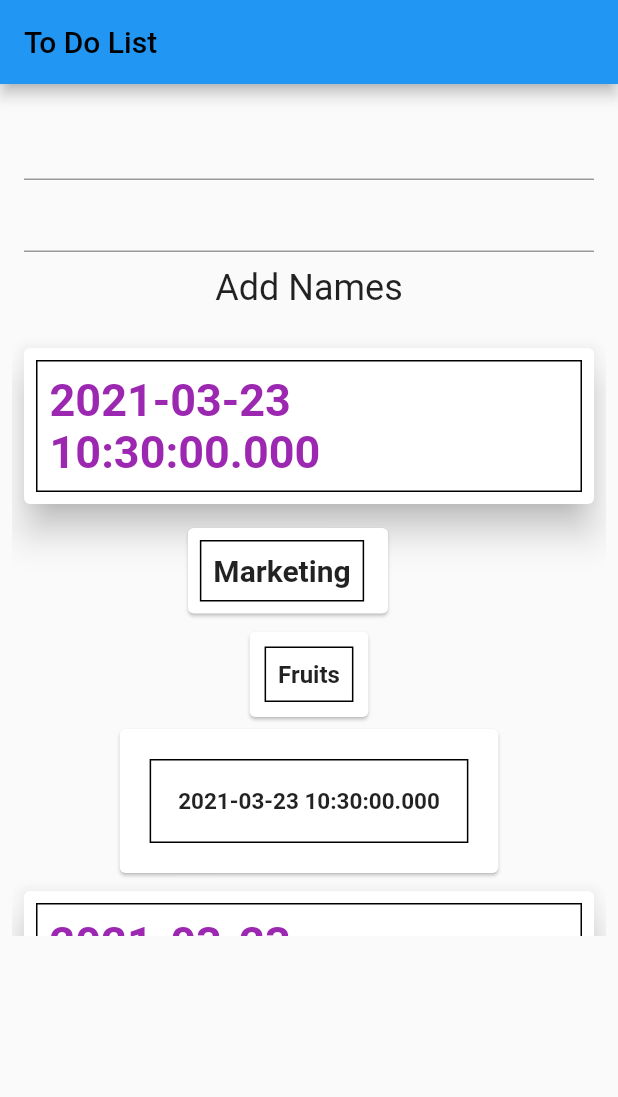
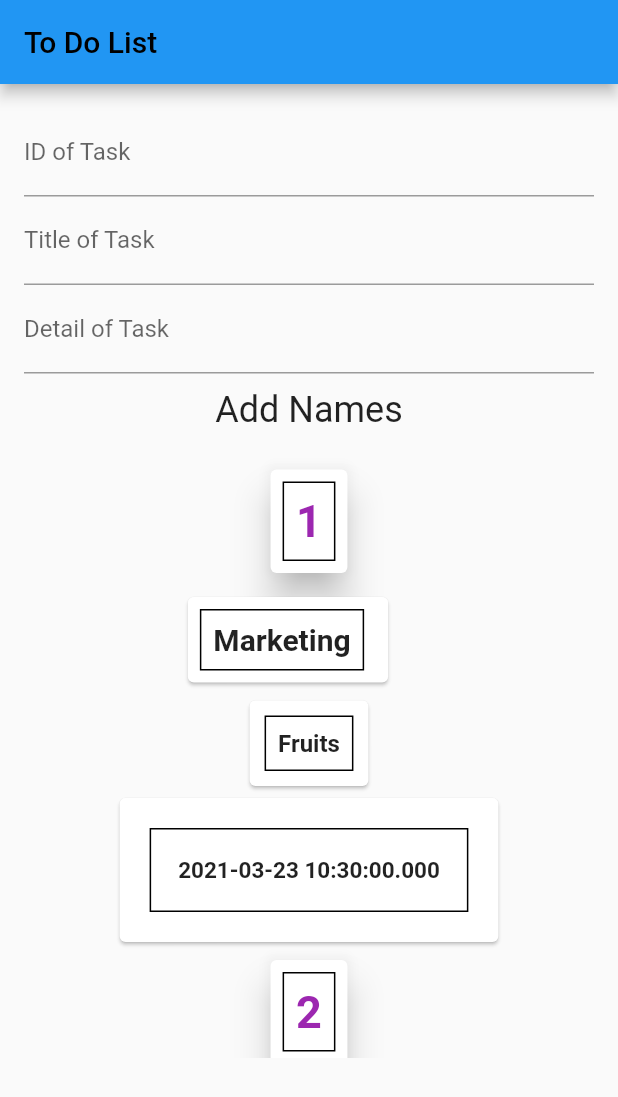
Before and after one commit to sanjibsinha/test_state, a Flutter app: the screen it shows after launch, after a tap on "Add Names", on a phone screen of 412 x 824 dp. Shown: the top 1097 px of the screen. Run offline on Flutter 3.47's test engine with Material 2 defaults, Android fonts, the phone set to English and light mode, and no system bars.

Commit message:
final immutable  commit

```diff
--- a/lib/controller/todo/taking_inputs.dart
+++ b/lib/controller/todo/taking_inputs.dart
@@ -1,12 +1,17 @@
 import 'package:flutter/material.dart';
 
 class TakingInputs extends StatelessWidget {
-  TakingInputs({Key key, this.addNames}) : super(key: key);
+  TakingInputs({Key key, this.addTasks}) : super(key: key);
 
+  final idController = TextEditingController();
   final firstController = TextEditingController();
   final secondController = TextEditingController();
 
-  final Function addNames;
+  final Function addTasks;
+
+  void submitTasks() {
+    addTasks(idController.text, firstController.text, secondController.text);
+  }
 
   @override
   Widget build(BuildContext context) {
@@ -15,14 +20,34 @@ class TakingInputs extends StatelessWidget {
       child: Column(
         children: [
           TextField(
-            controller: firstController,
+            decoration: InputDecoration(labelText: 'ID of Task'),
+            controller: idController,
+
+            /// if we want number fields to be shown, then this feature
+            /// comes very handy
+            keyboardType: TextInputType.number,
+
+            /// since onSubmitted passes a String as a convention we passed
+            /// a data that we're actually not going to use
+            ///
+            //onSubmitted: (_) => submitTasks(),
           ),
           TextField(
+            decoration: InputDecoration(labelText: 'Title of Task'),
+            controller: firstController,
+
+            //onSubmitted: (_) => submitTasks(),
+          ),
+          TextField(
+            decoration: InputDecoration(labelText: 'Detail of Task'),
             controller: secondController,
+            onSubmitted: (_) => submitTasks(),
           ),
           TextButton(
-              onPressed: () =>
-                  addNames(firstController.text, secondController.text),
+              onPressed: () {
+                addTasks(idController.text, firstController.text,
+                    secondController.text);
+              },
               child: Text(
                 'Add Names',
                 style: Theme.of(context).textTheme.headline5,
--- a/lib/view/todo_main_view.dart
+++ b/lib/view/todo_main_view.dart
@@ -1,7 +1,6 @@
 import 'package:flutter/material.dart';
-import 'package:test_state/controller/todo/taking_inputs.dart';
+import '../controller/todo/taking_inputs.dart';
 import '../controller/todo/getting_todo_list.dart';
-import '../controller/todo/new_todo.dart';
 import '../model/to_do.dart';
 
 class ToDoMain extends StatelessWidget {
@@ -60,14 +59,14 @@ class ToDoMainView extends StatefulWidget {
 class _ToDoMainViewState extends State<ToDoMainView> {
   final List<ToDo> todoList = [
     ToDo(
-      id: DateTime.now().toString(),
+      id: '1',
       title: 'Marketing',
       task: 'Fruits',
       // task: ['Fruits', 'Busicuits', 'Vaegetables', 'Groceries'],
       date: DateTime.now(),
     ),
     ToDo(
-      id: DateTime.now().toString(),
+      id: '2',
       title: 'Book Writing',
       task: 'State in Flutter',
       // task: ['State in Flutter', 'Immutable Flutter'],
@@ -75,9 +74,9 @@ class _ToDoMainViewState extends State<ToDoMainView> {
     ),
   ];
 
-  void addToDoList(String inputTxTile, String inputTxTask) {
+  void addToDoList(String idText, String inputTxTile, String inputTxTask) {
     final inputText = ToDo(
-      id: DateTime.now().toString(),
+      id: idText,
       title: inputTxTile,
       task: inputTxTask,
       date: DateTime.now(),
@@ -94,7 +93,7 @@ class _ToDoMainViewState extends State<ToDoMainView> {
       child: ListView(
         children: [
           TakingInputs(
-            addNames: addToDoList,
+            addTasks: addToDoList,
           ),
           GettingToDoList(todoList),
         ],
```
Also changed, not shown: lib/controller/todo/new_todo.dart (deleted, +0 -41 lines).
